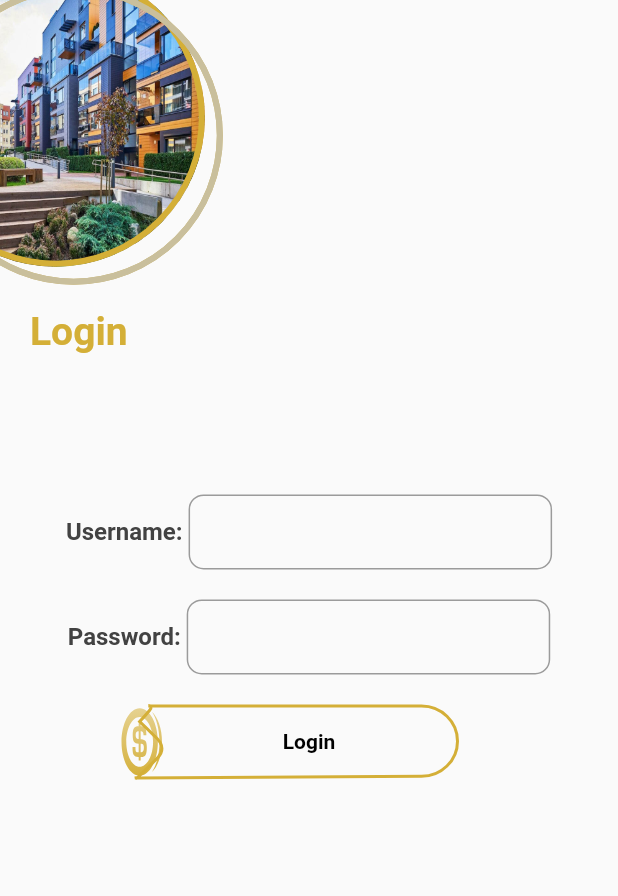
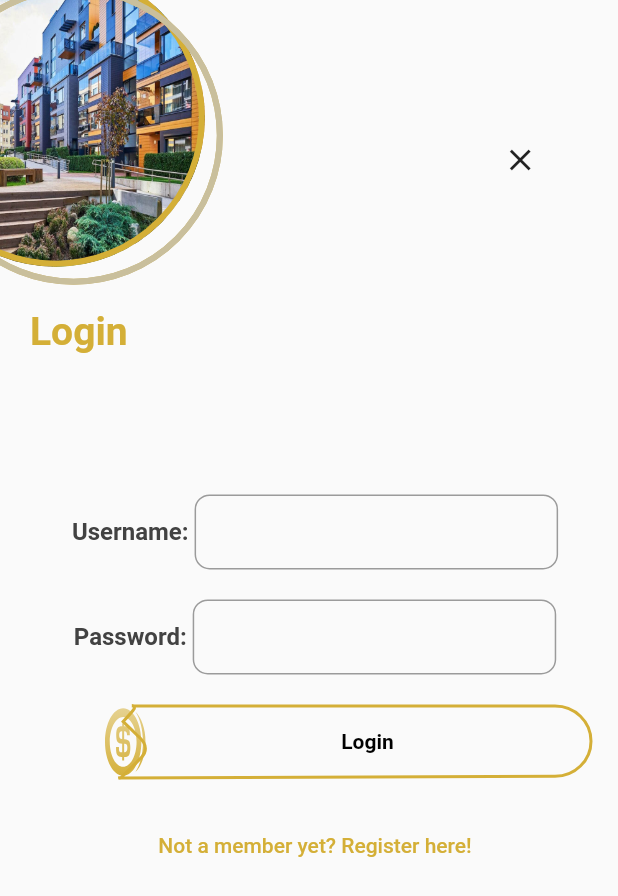
Before and after one commit to EliasSkooter/CurrencyHead_Frontend, a Flutter app: the LoginScreen screen opened by its route, on a phone screen of 412 x 824 dp. Shown: the top 896 px of the screen. Run offline on Flutter 3.47's test engine with Material 2 defaults, Android fonts, the phone set to English and light mode, and no system bars; our stand-ins replace flutter_screenutil, get; Roboto replaces fonts that are missing (HighTowerText).

Commit message:
pushed some stuff

```diff
--- a/currency_head/lib/constants/IP.dart
+++ b/currency_head/lib/constants/IP.dart
@@ -1,6 +1,6 @@
 // ignore_for_file: file_names
 
-String ip = 'http://192.168.1.102:4000/';
+String ip = 'http://localhost:9090/';
 
 String getIP() {
   return ip;
--- a/currency_head/lib/navigation/navigation.dart
+++ b/currency_head/lib/navigation/navigation.dart
@@ -2,6 +2,7 @@
 
 import 'package:currency_head/view/screens/Login/login.dart';
 import 'package:currency_head/view/screens/SignUp/signup.dart';
+import 'package:currency_head/view/screens/dashboard/dashboard.dart';
 import 'package:currency_head/view/screens/homeScreen/homeScreen.dart';
 import 'package:get/get.dart';
 
@@ -9,7 +10,8 @@ class Navigation {
   List<GetPage<dynamic>> routes = [
     GetPage(name: '/Home', page: () => HomeScreen()),
     GetPage(name: '/SignUp', page: () => SignUp()),
-    GetPage(name: '/Login', page: () => LoginScreen())
+    GetPage(name: '/Login', page: () => LoginScreen()),
+    GetPage(name: '/Dashboard', page: () => Dashboard())
   ];
   List<GetPage<dynamic>> getNavigationList() {
     return routes;
--- a/currency_head/lib/view/screens/Login/login.dart
+++ b/currency_head/lib/view/screens/Login/login.dart
@@ -1,11 +1,14 @@
 // ignore_for_file: prefer_const_constructors, file_names
 
+import 'package:currency_head/services/loginService.dart';
 import 'package:currency_head/utils/common.dart';
 import 'package:currency_head/utils/themes.dart';
+import 'package:currency_head/utils/validation.dart';
 import 'package:currency_head/view/widgets/CircularFrame/CircularFrame.dart';
 import 'package:currency_head/view/widgets/CurrencyHeadButton/CurrencyHeadButton.dart';
 import 'package:flutter/material.dart';
 import 'package:flutter_screenutil/flutter_screenutil.dart';
+import 'package:get/get.dart';
 
 class LoginScreen extends StatefulWidget {
   const LoginScreen({Key? key}) : super(key: key);
@@ -17,6 +20,24 @@ class LoginScreen extends StatefulWidget {
 class _LoginScreenState extends State<LoginScreen> {
   dynamic username;
   dynamic password;
+  bool isPasswordCorrect = true;
+  bool isLoading = false;
+  bool isPasswordAccepted = true;
+
+  void loginFunct(username, password) async {
+    login(username, password).then((res) {
+      if (res) {
+        print("login successful... redirecting to dashboard");
+        Get.toNamed('/Dashboard');
+      } else {
+        print("login failed.");
+        setState(() {
+          isPasswordCorrect = false;
+          isLoading = false;
+        });
+      }
+    });
+  }
 
   @override
   void initState() {
@@ -28,6 +49,15 @@ class _LoginScreenState extends State<LoginScreen> {
     return Scaffold(
       body: Stack(
         children: [
+          Positioned(
+              top: .1.sh,
+              right: .1.sw,
+              child: IconButton(
+                icon: Icon(Icons.close),
+                onPressed: () {
+                  Get.back();
+                },
+              )),
           Positioned(
             top: -.1.sw,
             left: -.2.sw,
@@ -56,11 +86,20 @@ class _LoginScreenState extends State<LoginScreen> {
               )),
           Positioned(
             left: isMobileDevice() ? null : 1.sw / 2,
-            top: isMobileDevice() ? 1.sh / 2.5 : 1.sh / 2,
+            top: isMobileDevice() ? 1.sh / 2.5 : 1.sh / 2.5,
             child: Column(
                 mainAxisAlignment: MainAxisAlignment.spaceBetween,
                 crossAxisAlignment: CrossAxisAlignment.center,
                 children: [
+                  // invalid password control
+                  if (!isPasswordCorrect)
+                    Container(
+                      margin: EdgeInsets.only(bottom: 10),
+                      child: Text(
+                        "Incorrect email or password!",
+                        style: TextStyle(color: Colors.red, fontSize: 15),
+                      ),
+                    ),
                   Container(
                     width: isMobileDevice() ? 1.sw : null,
                     margin: EdgeInsets.only(bottom: 20),
@@ -99,6 +138,9 @@ class _LoginScreenState extends State<LoginScreen> {
                       ],
                     ),
                   ),
+                  Column(
+                    crossAxisAlignment: CrossAxisAlignment.start,
+                    children: [
                       Row(
                         mainAxisAlignment: isMobileDevice()
                             ? MainAxisAlignment.center
@@ -106,7 +148,9 @@ class _LoginScreenState extends State<LoginScreen> {
                         children: [
                           Text(
                             'Password: ',
-                        style: presetTextThemes(context).headline6?.copyWith(
+                            style: presetTextThemes(context)
+                                .headline6
+                                ?.copyWith(
                                     fontSize: 16, color: Colors.grey.shade800),
                           ),
                           Container(
@@ -120,37 +164,81 @@ class _LoginScreenState extends State<LoginScreen> {
                               style: TextStyle(fontSize: 16),
                               decoration: InputDecoration(
                                 border: OutlineInputBorder(
-                                borderSide:
-                                    BorderSide(color: Color(0xFFBEBEBE)),
+                                    borderSide: BorderSide(
+                                        color: isPasswordAccepted
+                                            ? Color(0xFFBEBEBE)
+                                            : Colors.red),
                                     borderRadius: BorderRadius.circular(10)),
                               ),
                               onChanged: (value) {
+                                if (isPasswordValid(value)) {
                                   setState(() {
                                     password = value;
+                                    isPasswordAccepted = true;
                                   });
+                                } else {
+                                  setState(() {
+                                    isPasswordAccepted = false;
+                                  });
+                                }
                               },
                             ),
                           ),
                         ],
                       ),
-                  // Container(
-                  //   margin: EdgeInsets.only(top: 20),
-                  //   child: CustomButton(
-                  //     color: Colors.red,
-                  //     onTapCallBack: () {
-                  //       Get.toNamed('/SignUp');
-                  //     },
-                  //     title: 'Sign in',
+                      // if (!isPasswordAccepted)
+                      //   Container(
+                      //     width: 350,
+                      //     margin: EdgeInsets.only(bottom: 10, left: 100),
+                      //     child: Text(
+                      //       "Password must contain at least 8 characterd, 1 capital, 1 number, 1 special",
+                      //       softWrap: true,
+                      //       style: TextStyle(color: Colors.red, fontSize: 15),
+                      //     ),
                       //   ),
-                  // ),
+                    ],
+                  ),
+                  Row(
+                    crossAxisAlignment: CrossAxisAlignment.center,
+                    children: [
                       Container(
-                    margin: EdgeInsets.only(top: 20),
+                        alignment: Alignment.center,
+                        margin: EdgeInsets.only(top: 20, left: 70),
                         child: CurrencyHeadButton(
                           text: 'Login',
                           function: () {
-                        print("object");
+                            setState(() {
+                              isLoading = true;
+                            });
+                            if (isPasswordAccepted) {
+                              loginFunct(username, password);
+                            }
                           },
-                      size: Size(250, 50),
+                          size: Size(350, 50),
+                        ),
+                      ),
+                      //isLoading
+                      if (isLoading)
+                        Center(
+                            child: Container(
+                          margin: EdgeInsets.only(top: 20),
+                          height: 20,
+                          width: 20,
+                          child: CircularProgressIndicator(
+                            valueColor: AlwaysStoppedAnimation<Color>(
+                                Color(0xFF707070)),
+                            strokeWidth: 2.5,
+                          ),
+                        ))
+                    ],
+                  ),
+                  Container(
+                    margin: EdgeInsets.only(top: 20),
+                    child: TextButton(
+                      child: Text("Not a member yet? Register here!"),
+                      onPressed: () {
+                        Get.toNamed('/SignUp');
+                      },
                     ),
                   )
                 ]),
--- a/currency_head/pubspec.yaml
+++ b/currency_head/pubspec.yaml
@@ -36,6 +36,7 @@ dependencies:
   cupertino_icons: ^1.0.2
   flutter_screenutil: ^5.0.0+2
   get: ^4.3.4
+  http: ^0.13.4
 
 dev_dependencies:
   flutter_test:
```
Also changed, not shown: currency_head/lib/domain/controllers/loginController.dart (added, +15 -0 lines), currency_head/lib/domain/entities/LogedUser.dart (added, +73 -0 lines), currency_head/lib/services/loginService.dart (added, +71 -0 lines), currency_head/lib/utils/validation.dart (added, +30 -0 lines), currency_head/lib/view/screens/SignUp/signup.dart (+2 -6 lines), currency_head/lib/view/screens/dashboard/dashboard.dart (added, +30 -0 lines), currency_head/lib/view/widgets/Sidebar/SidebarMenu.dart (added, +132 -0 lines), currency_head/pubspec.lock. Lines whose indentation alone changed are shown as unchanged.
